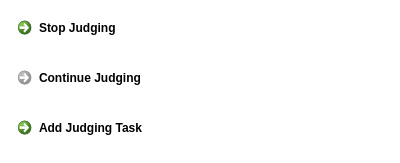
Above: judgingdialog.ui from zyzhao-24/Project-Offline-Judge before the change. Below: the same form after it.
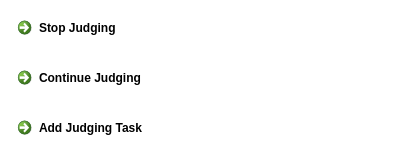
That is the form after the change.

Diff of the .ui file:
```diff
--- a/judgingdialog.ui
+++ b/judgingdialog.ui
@@ -40,7 +40,7 @@
   </widget>
   <widget class="QCommandLinkButton" name="ContinueBTN">
    <property name="enabled">
-    <bool>false</bool>
+    <bool>true</bool>
    </property>
    <property name="geometry">
     <rect>
@@ -54,7 +54,7 @@
     <bool>true</bool>
    </property>
    <property name="styleSheet">
-    <string notr="true">color: rgb(0, 0, 0);</string>
+    <string notr="true"/>
    </property>
    <property name="text">
     <string>Continue Judging</string>
```
Left out of the diff: 4 changed lines with no effect on the pictures.
